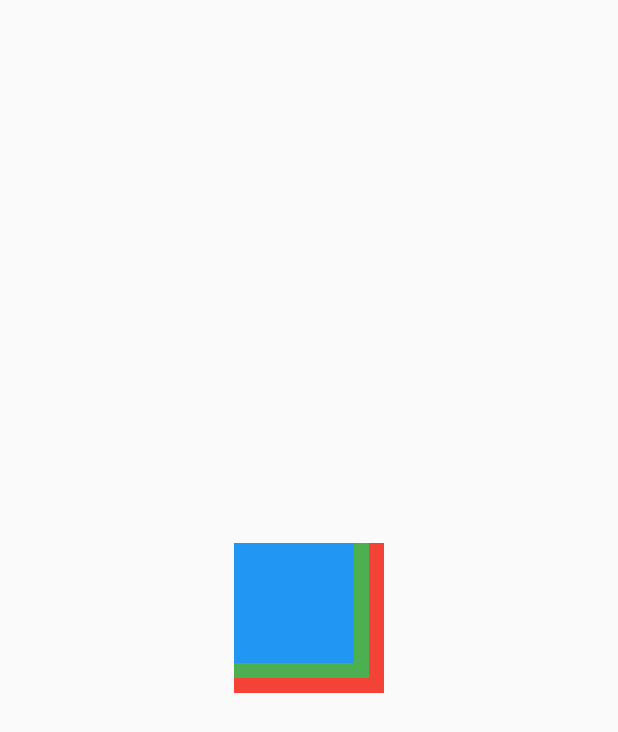
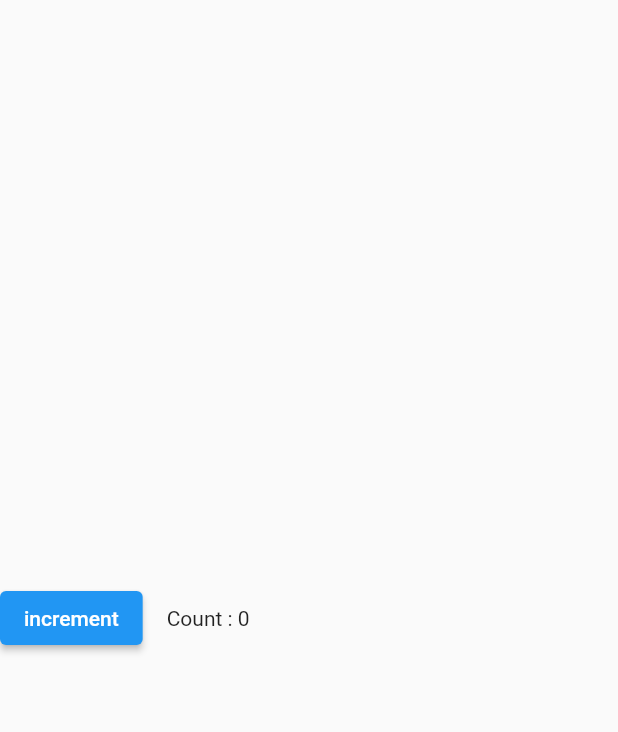
Before and after one commit to log2348/workspace_flutter, a Flutter app: the screen it shows after launch, on a phone screen of 412 x 824 dp. Shown: the top 732 px of the screen. Run offline on Flutter 3.47's test engine with Material 2 defaults, Android fonts, the phone set to English and light mode, and no system bars.

Commit message:
Stateful widget

```diff
--- a/flutter_basic_widget/lib/components/basic_text.dart
+++ b/flutter_basic_widget/lib/components/basic_text.dart
@@ -14,7 +14,6 @@ class BasicText extends StatelessWidget {
     return Column(
       children: [
         Container(
-          // Ctrl + W 번 누르면 위젯의 영역이 선택된다
           width: double.infinity,
           child: Text(
             'Hello, $_name! How are you? adsfsdfasdfasdfasdfasdfffffffffffffffasdfsdfasdfasdf',
--- /dev/null
+++ b/flutter_basic_widget/lib/home_page.dart
@@ -0,0 +1,42 @@
+import 'package:flutter/material.dart';
+
+/**
+ * 지금까지는 상태가 없는 Stateless 위젯을 사용했다.
+ */
+
+class HomePage extends StatefulWidget {
+  const HomePage({Key? key}) : super(key: key);
+
+  @override
+  State<HomePage> createState() => _HomePageState();
+}
+
+class _HomePageState extends State<HomePage> {
+  // 변수 선언 : 상태를 저장할 수 있는 변수를 선언
+  int _counter = 0;
+
+  // 메서드 선언 (동작)
+  void _increment() {
+    // 반드시 setState 사용 (그 안에 동작을 정의해야 한다)
+    setState(() {
+      _counter++;
+    });
+  }
+
+  @override
+  Widget build(BuildContext context) {
+    return Center(
+      child: Row(
+        mainAxisSize: MainAxisSize.max,
+        children: [
+          ElevatedButton(
+            onPressed: _increment,
+            child: Text('increment'),
+          ),
+          SizedBox(width: 16),
+          Text('Count : $_counter')
+        ],
+      ),
+    );
+  }
+}
```
Also changed, not shown: flutter_basic_widget/lib/main.dart (+62 -9 lines).
